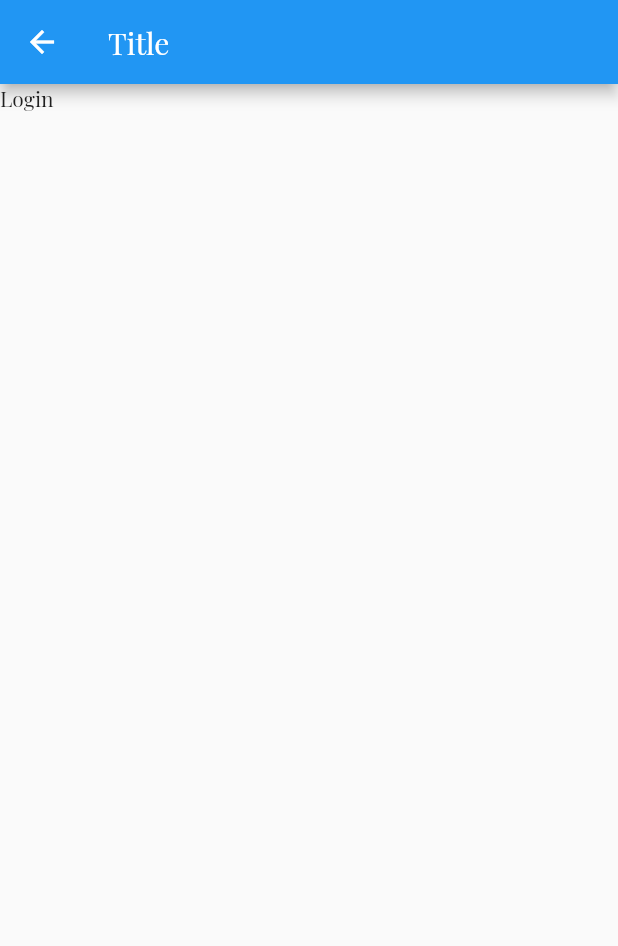
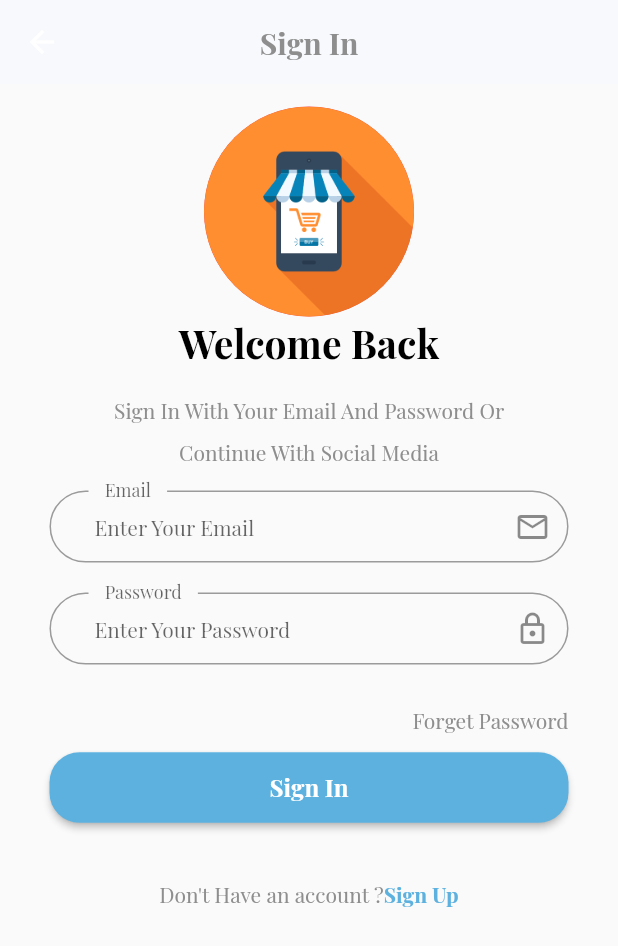
Before and after one commit to Ismail-Shehab/e_commerce_app, a Flutter app: the Login screen opened by its route, on a phone screen of 412 x 824 dp. Shown: the top 946 px of the screen. Run offline on Flutter 3.47's test engine with Material 2 defaults, Android fonts, the phone set to English and light mode, and no system bars; our stand-ins replace get, shared_preferences; accounts and stored records are empty; project files that could hold a hidden picture were left out.

Commit message:
feat: Design login page

```diff
--- a/lib/core/constant/color.dart
+++ b/lib/core/constant/color.dart
@@ -5,4 +5,5 @@ class AppColor {
   static const Color grey = Color(0xff8e8e8e);
   static const Color black = Color(0xff000000);
   static const Color primaryColor = Color(0xff5DB1DF);
+  static const Color backgroundColor = Color(0xffF8F9FD) ;
 }
--- a/lib/core/constant/imageasset.dart
+++ b/lib/core/constant/imageasset.dart
@@ -1,6 +1,7 @@
 class AppImageAsset {
   // Image.asset('')
   static const String rootImages = "assets/images";
+  static const String logo = "$rootImages/logo.png";
   static const String onBoardingImageOne = "$rootImages/onboardingone.png";
   static const String onBoardingImageTwo = "$rootImages/onboardingtwo.png";
   static const String onBoardingImageThree = "$rootImages/onboardingthree.png";
--- a/lib/main.dart
+++ b/lib/main.dart
@@ -34,11 +34,19 @@ class MyApp extends StatelessWidget {
               fontWeight: FontWeight.bold,
               fontSize: 20
             ),
+            headline2: TextStyle(
+                fontWeight: FontWeight.bold,
+                fontSize: 26,
+                color: AppColor.black),
           bodyText1: TextStyle(
               height: 2,
               color: AppColor.grey,
               fontWeight: FontWeight.bold,
-              fontSize: 17)
+              fontSize: 17),
+          bodyText2: TextStyle(
+              height: 2,
+              color: AppColor.grey,
+              fontSize: 14),
         ),
         primarySwatch: Colors.blue
       ),
--- a/lib/view/screen/auth/login.dart
+++ b/lib/view/screen/auth/login.dart
@@ -1,17 +1,80 @@
+import 'package:e_commerce_app/core/constant/color.dart';
+import 'package:e_commerce_app/view/widget/auth/logoauth.dart';
+import 'package:e_commerce_app/view/widget/auth/custombuttonauth.dart';
+import 'package:e_commerce_app/view/widget/auth/customtextbodyauth.dart';
+import 'package:e_commerce_app/view/widget/auth/customtextformauth.dart';
+import 'package:e_commerce_app/view/widget/auth/customtexttitleauth.dart';
 import 'package:flutter/material.dart';
 
 class Login extends StatelessWidget {
-  const Login({ Key? key }) : super(key: key);
+  const Login({Key? key}) : super(key: key);
 
   @override
   Widget build(BuildContext context) {
     return Scaffold(
-      appBar: AppBar(
-        title: const Text('Title'),
-      ),
-      body: Container(
-        child: Container(child: Text("Login")),
-      )
-    );
+        appBar: AppBar(
+          backgroundColor: AppColor.backgroundColor,
+          elevation: 0.0,
+          centerTitle: true,
+          title: Text(
+            'Sign In',
+            style: Theme.of(context)
+                .textTheme
+                .headline1!
+                .copyWith(color: AppColor.grey),
+          ),
+        ),
+        body: Container(
+          padding: const EdgeInsets.symmetric(vertical: 15, horizontal: 33),
+          child: ListView(
+            children: [
+              const LogoAuth(),
+              const CustomTextTitleAuth(text: "Welcome Back"),
+              const SizedBox(
+                height: 10,
+              ),
+              const CustomTextBodyAuth(
+                  text:
+                      'Sign In With Your Email And Password Or Continue With Social Media'),
+              const SizedBox(
+                height: 15,
+              ),
+              const CustomTextFormAuth(
+                  hintText: "Enter Your Email",
+                  labelText: "Email",
+                  iconData: Icons.email_outlined),
+              const CustomTextFormAuth(
+                  hintText: "Enter Your Password",
+                  labelText: "Password",
+                  iconData: Icons.lock_outlined),
+              const Text(
+                "Forget Password",
+                textAlign: TextAlign.end,
+              ),
+              CustomButtonAuth(
+                text: "Sign In",
+                onPressed: () {},
+              ),
+              SizedBox(
+                height: 30,
+              ),
+              Row(
+                mainAxisAlignment: MainAxisAlignment.center,
+                children: [
+                  Text("Don't Have an account ?"),
+                  InkWell(
+                    child: Text(
+                      "Sign Up",
+                      style: TextStyle(
+                          color: AppColor.primaryColor,
+                          fontWeight: FontWeight.bold),
+                    ),
+                    onTap: () {},
+                  )
+                ],
+              )
+            ],
+          ),
+        ));
   }
 }
--- /dev/null
+++ b/lib/view/widget/auth/custombuttonauth.dart
@@ -0,0 +1,23 @@
+import 'package:e_commerce_app/core/constant/color.dart';
+import 'package:flutter/material.dart';
+
+class CustomButtonAuth extends StatelessWidget {
+  final String text;
+  final void Function()? onPressed ;
+  const CustomButtonAuth({Key? key,required this.text, this.onPressed}) : super(key: key);
+
+  @override
+  Widget build(BuildContext context) {
+    return Container(
+      margin: const EdgeInsets.only(top: 10),
+      child: MaterialButton(
+        shape: RoundedRectangleBorder(borderRadius: BorderRadius.circular(20)),
+        padding: const EdgeInsets.symmetric(vertical: 13),
+        onPressed: onPressed,
+        color: AppColor.primaryColor,
+        textColor: Colors.white,
+        child: Text(text, style: const TextStyle(fontWeight: FontWeight.bold, fontSize: 16)),
+      ),
+    );
+  }
+}
--- /dev/null
+++ b/lib/view/widget/auth/customtextbodyauth.dart
@@ -0,0 +1,18 @@
+import 'package:flutter/material.dart';
+
+class CustomTextBodyAuth extends StatelessWidget {
+  final String text;
+  const CustomTextBodyAuth({Key? key, required this.text}) : super(key: key);
+
+  @override
+  Widget build(BuildContext context) {
+    return Container(
+      margin: const EdgeInsets.symmetric(horizontal: 25),
+      child: Text(
+        text,
+        textAlign: TextAlign.center,
+        style: Theme.of(context).textTheme.bodyText2,
+      ),
+    );
+  }
+}
--- /dev/null
+++ b/lib/view/widget/auth/customtextformauth.dart
@@ -0,0 +1,38 @@
+import 'package:flutter/material.dart';
+
+class CustomTextFormAuth extends StatelessWidget {
+  final String hintText;
+  final String labelText;
+  final IconData iconData;
+  final TextEditingController? mycontroller;
+
+  const CustomTextFormAuth(
+      {Key? key,
+      required this.hintText,
+      required this.labelText,
+      required this.iconData,
+      this.mycontroller})
+      : super(key: key);
+
+  @override
+  Widget build(BuildContext context) {
+    return Container(
+      margin: const EdgeInsets.only(bottom: 20),
+      child: TextFormField(
+        controller: mycontroller,
+        decoration: InputDecoration(
+            hintText: hintText,
+            hintStyle: const TextStyle(fontSize: 14),
+            floatingLabelBehavior: FloatingLabelBehavior.always,
+            contentPadding:
+                const EdgeInsets.symmetric(vertical: 5, horizontal: 30),
+            label: Container(
+                margin: const EdgeInsets.symmetric(horizontal: 9),
+                child: Text(labelText)),
+            suffixIcon: Icon(iconData),
+            border:
+                OutlineInputBorder(borderRadius: BorderRadius.circular(30))),
+      ),
+    );
+  }
+}
--- /dev/null
+++ b/lib/view/widget/auth/customtexttitleauth.dart
@@ -0,0 +1,15 @@
+import 'package:flutter/material.dart';
+
+class CustomTextTitleAuth extends StatelessWidget {
+  final String text;
+  const CustomTextTitleAuth({Key? key, required this.text}) : super(key: key);
+
+  @override
+  Widget build(BuildContext context) {
+    return Text(
+      text,
+      textAlign: TextAlign.center,
+      style: Theme.of(context).textTheme.headline2,
+    );
+  }
+}
--- /dev/null
+++ b/lib/view/widget/auth/logoauth.dart
@@ -0,0 +1,22 @@
+
+import 'package:e_commerce_app/core/constant/imageasset.dart';
+import 'package:flutter/material.dart';
+
+class LogoAuth extends StatelessWidget {
+  const LogoAuth({Key? key}) : super(key: key);
+
+  @override
+  Widget build(BuildContext context) {
+    return CircleAvatar(
+        radius: 70,
+        backgroundColor: Colors.red,
+        child: Padding(
+          padding: const EdgeInsets.all(0), // Border radius
+          child: ClipOval(
+            child: Image.asset(
+              AppImageAsset.logo,
+            ),
+          ),
+        ));
+  }
+}
```
Also changed, not shown: assets/images/logo.png (added), assets/images/logoapp.png (added).
